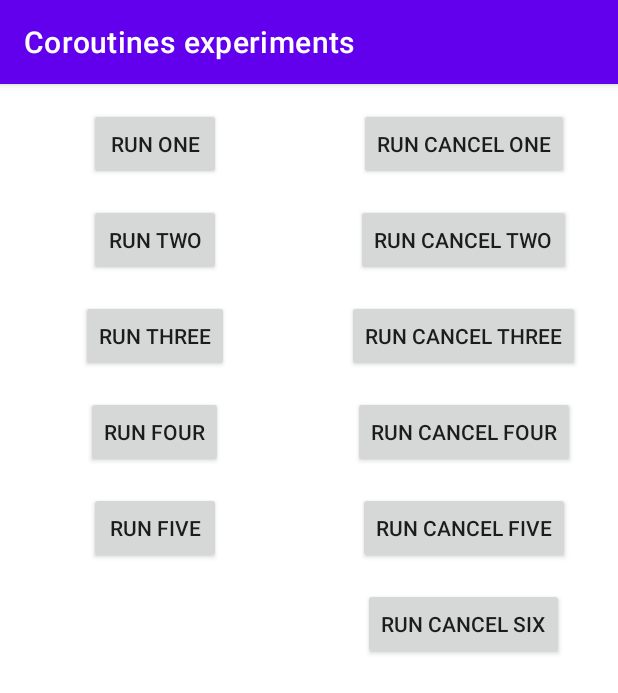
After one commit to MeLean/Kata, an Android app: the CoroutinesExperimentActivity screen opened directly, with no data from a screen before it, on a phone screen of 412 x 824 dp. The commit adds this screen. Shown: the top 693 px of the screen. Run offline under Robolectric (Android 15) with nearby library versions, the phone set to English and light mode, and no system bars.

Commit message:
Coroutines Experiment
Added CoroutinesExperimentActivity.kt that could be stated from MainActivity.kt. There are 11 cases that demonstrates different Coroutines use cases.

```diff
--- a/app/build.gradle
+++ b/app/build.gradle
@@ -4,13 +4,13 @@ plugins {
 }
 
 android {
-    compileSdkVersion 29
+    compileSdkVersion 31
     buildToolsVersion "29.0.3"
 
     defaultConfig {
         applicationId "com.milen.kata"
         minSdkVersion 21
-        targetSdkVersion 29
+        targetSdkVersion 31
         versionCode 1
         versionName "1.0"
 
@@ -39,6 +39,7 @@ dependencies {
     implementation 'androidx.appcompat:appcompat:1.2.0'
     implementation 'com.google.android.material:material:1.3.0'
     implementation 'androidx.constraintlayout:constraintlayout:2.0.4'
+    implementation 'org.jetbrains.kotlinx:kotlinx-coroutines-android:1.3.9'
     testImplementation 'junit:junit:4.+'
     androidTestImplementation 'androidx.test.ext:junit:1.1.2'
     androidTestImplementation 'androidx.test.espresso:espresso-core:3.3.0'
--- /dev/null
+++ b/app/src/main/res/layout/activity_coroutines_experiment.xml
@@ -0,0 +1,137 @@
+<?xml version="1.0" encoding="utf-8"?>
+<androidx.core.widget.NestedScrollView xmlns:android="http://schemas.android.com/apk/res/android"
+    xmlns:app="http://schemas.android.com/apk/res-auto"
+    xmlns:tools="http://schemas.android.com/tools"
+    android:layout_width="match_parent"
+    android:layout_height="match_parent"
+    android:fillViewport="true"
+    tools:context=".experiments.CoroutinesExperimentActivity">
+
+    <androidx.constraintlayout.widget.ConstraintLayout
+        android:layout_width="match_parent"
+        android:layout_height="wrap_content">
+
+        <androidx.appcompat.widget.AppCompatButton
+            android:id="@+id/scenario_one"
+            android:layout_width="wrap_content"
+            android:layout_height="wrap_content"
+            android:layout_marginVertical="16dp"
+            android:layout_marginTop="32dp"
+            android:text="@string/run_scenario_one"
+            app:layout_constraintEnd_toStartOf="@+id/vertical_center_guid"
+            app:layout_constraintStart_toStartOf="parent"
+            app:layout_constraintTop_toTopOf="parent" />
+
+        <androidx.appcompat.widget.AppCompatButton
+            android:id="@+id/scenario_two"
+            android:layout_width="wrap_content"
+            android:layout_height="wrap_content"
+            android:layout_margin="16dp"
+            android:text="@string/run_scenario_two"
+            app:layout_constraintEnd_toStartOf="@+id/vertical_center_guid"
+            app:layout_constraintStart_toStartOf="parent"
+            app:layout_constraintTop_toBottomOf="@+id/scenario_one" />
+
+        <androidx.appcompat.widget.AppCompatButton
+            android:id="@+id/scenario_three"
+            android:layout_width="wrap_content"
+            android:layout_height="wrap_content"
+            android:layout_margin="16dp"
+            android:text="@string/run_scenario_three"
+            app:layout_constraintEnd_toStartOf="@+id/vertical_center_guid"
+            app:layout_constraintStart_toStartOf="parent"
+            app:layout_constraintTop_toBottomOf="@+id/scenario_two" />
+
+        <androidx.appcompat.widget.AppCompatButton
+            android:id="@+id/scenario_four"
+            android:layout_width="wrap_content"
+            android:layout_height="wrap_content"
+            android:layout_margin="16dp"
+            android:text="@string/run_scenario_four"
+            app:layout_constraintEnd_toStartOf="@+id/vertical_center_guid"
+            app:layout_constraintStart_toStartOf="parent"
+            app:layout_constraintTop_toBottomOf="@+id/scenario_three" />
+
+        <androidx.appcompat.widget.AppCompatButton
+            android:id="@+id/scenario_five"
+            android:layout_width="wrap_content"
+            android:layout_height="wrap_content"
+            android:layout_margin="16dp"
+            android:text="@string/run_scenario_five"
+            app:layout_constraintEnd_toStartOf="@+id/vertical_center_guid"
+            app:layout_constraintStart_toStartOf="parent"
+            app:layout_constraintTop_toBottomOf="@+id/scenario_four" />
+
+        <androidx.constraintlayout.widget.Guideline
+            android:id="@+id/vertical_center_guid"
+            android:layout_width="wrap_content"
+            android:layout_height="wrap_content"
+            android:orientation="vertical"
+            app:layout_constraintGuide_percent="0.5" />
+
+        <androidx.appcompat.widget.AppCompatButton
+            android:id="@+id/scenario_cancel_one"
+            android:layout_width="wrap_content"
+            android:layout_height="wrap_content"
+            android:layout_marginVertical="16dp"
+            android:layout_marginTop="32dp"
+            android:text="@string/run_cancel_scenario_one"
+            app:layout_constraintEnd_toEndOf="parent"
+            app:layout_constraintStart_toEndOf="@+id/vertical_center_guid"
+            app:layout_constraintTop_toTopOf="parent" />
+
+        <androidx.appcompat.widget.AppCompatButton
+            android:id="@+id/scenario_cancel_two"
+            android:layout_width="wrap_content"
+            android:layout_height="wrap_content"
+            android:layout_margin="16dp"
+            android:text="@string/run_cancel_scenario_two"
+            app:layout_constraintEnd_toEndOf="parent"
+            app:layout_constraintStart_toEndOf="@+id/vertical_center_guid"
+            app:layout_constraintTop_toBottomOf="@+id/scenario_cancel_one" />
+
+        <androidx.appcompat.widget.AppCompatButton
+            android:id="@+id/scenario_cancel_three"
+            android:layout_width="wrap_content"
+            android:layout_height="wrap_content"
+            android:layout_margin="16dp"
+            android:text="@string/run_cancel_scenario_three"
+            app:layout_constraintEnd_toEndOf="parent"
+            app:layout_constraintStart_toEndOf="@+id/vertical_center_guid"
+            app:layout_constraintTop_toBottomOf="@+id/scenario_cancel_two" />
+
+        <androidx.appcompat.widget.AppCompatButton
+            android:id="@+id/scenario_cancel_four"
+            android:layout_width="wrap_content"
+            android:layout_height="wrap_content"
+            android:layout_margin="16dp"
+            android:text="@string/run_cancel_scenario_four"
+            app:layout_constraintEnd_toEndOf="parent"
+            app:layout_constraintStart_toEndOf="@+id/vertical_center_guid"
+            app:layout_constraintTop_toBottomOf="@+id/scenario_cancel_three" />
+
+        <androidx.appcompat.widget.AppCompatButton
+            android:id="@+id/scenario_cancel_five"
+            android:layout_width="wrap_content"
+            android:layout_height="wrap_content"
+            android:layout_margin="16dp"
+            android:text="@string/run_cancel_scenario_five"
+            app:layout_constraintEnd_toEndOf="parent"
+            app:layout_constraintStart_toEndOf="@+id/vertical_center_guid"
+            app:layout_constraintTop_toBottomOf="@+id/scenario_cancel_four" />
+
+        <androidx.appcompat.widget.AppCompatButton
+            android:id="@+id/scenario_cancel_six"
+            android:layout_width="wrap_content"
+            android:layout_height="wrap_content"
+            android:layout_margin="16dp"
+            android:text="@string/run_cancel_scenario_six"
+            app:layout_constraintEnd_toEndOf="parent"
+            app:layout_constraintStart_toEndOf="@+id/vertical_center_guid"
+            app:layout_constraintTop_toBottomOf="@+id/scenario_cancel_five" />
+
+        <include layout="@layout/progress_layout" />
+
+    </androidx.constraintlayout.widget.ConstraintLayout>
+
+</androidx.core.widget.NestedScrollView>
--- a/app/src/main/res/values/strings.xml
+++ b/app/src/main/res/values/strings.xml
@@ -1,3 +1,16 @@
 <resources>
     <string name="app_name">Kata</string>
+    <string name="run_scenario_one">Run one</string>
+    <string name="run_scenario_two">Run two</string>
+    <string name="run_scenario_three">Run three</string>
+    <string name="run_scenario_four">Run four</string>
+    <string name="run_scenario_five">Run five</string>
+    <string name="coroutines_experiments">Coroutines experiments</string>
+    <string name="run_cancel_scenario_one">Run cancel one</string>
+    <string name="run_cancel_scenario_two">Run cancel two</string>
+    <string name="run_cancel_scenario_three">Run cancel three</string>
+    <string name="run_cancel_scenario_four">Run cancel four</string>
+    <string name="run_cancel_scenario_five">Run cancel five</string>
+    <string name="run_cancel_scenario_six">Run cancel six</string>
+    <string name="look_at_console">Look at console!</string>
 </resources>
```
Also changed, not shown: app/src/main/AndroidManifest.xml (+7 -1 lines), app/src/main/java/com/milen/kata/MainActivity.kt (+7 -1 lines), app/src/main/java/com/milen/kata/experiments/CoroutinesExperimentActivity.kt (added, +305 -0 lines), app/src/main/res/layout/activity_main.xml (+6 -5 lines), app/src/main/res/layout/progress_layout.xml (added, +20 -0 lines).
